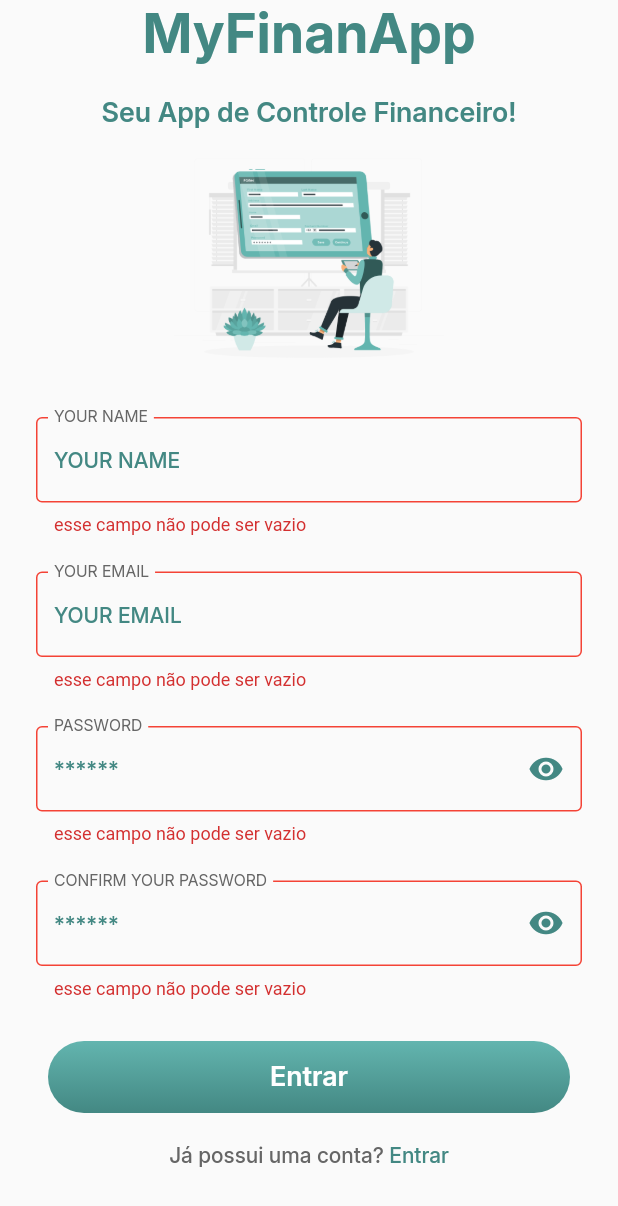
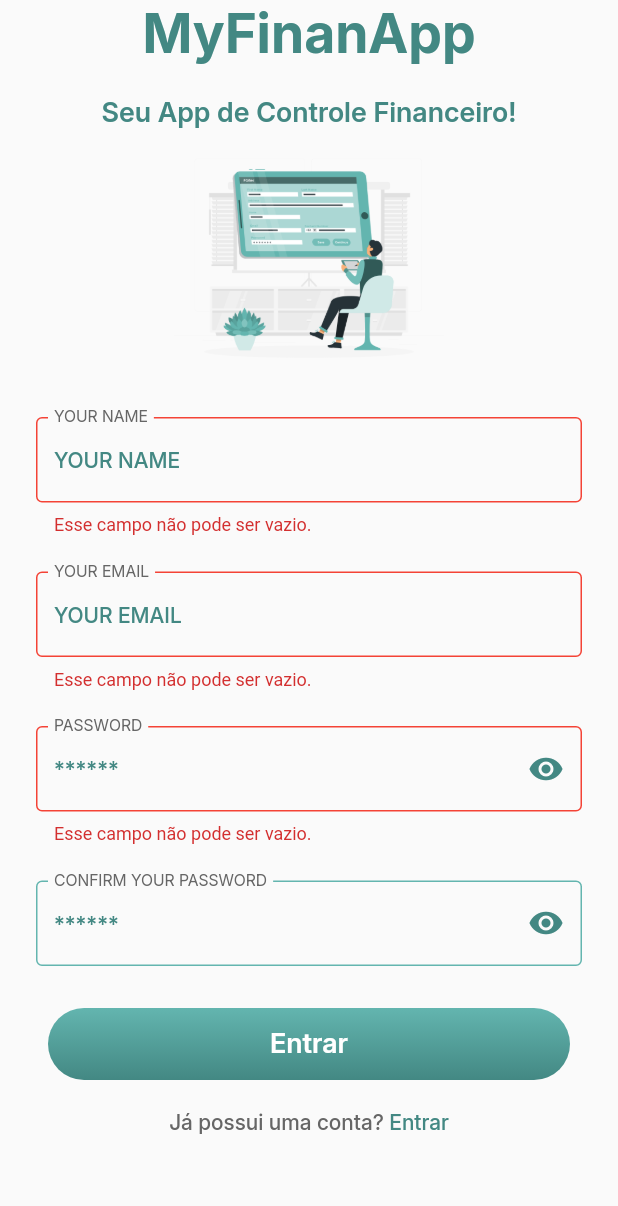
Before and after one commit to Rhayssam/MyFinanControl, a Flutter app: the screen it shows after launch, after a tap on "Entrar", on a phone screen of 412 x 824 dp. Shown: the top 1206 px of the screen. Run offline on Flutter 3.47's test engine with Material 3 defaults, Android fonts, the phone set to English and light mode, and no system bars; our stand-ins replace sqflite, sqflite_common, synchronized; accounts and stored records are empty.

Commit message:
Adding Regex

```diff
--- /dev/null
+++ b/lib/app/core/utils/validator.dart
@@ -0,0 +1,44 @@
+class Validator {
+  Validator._();
+
+  static String? validateName(String? value) {
+    final condition = RegExp(r"^[A-Z]([a-zA-Z]|\.| |-')+$");
+    if (value != null && value.isEmpty) {
+      return 'Esse campo não pode ser vazio.';
+    }
+    if (value != null && !condition.hasMatch(value)) {
+      return 'Nome inválido. Digite um nome válido';
+    }
+    return null;
+  }
+
+  static String? validateEmail(String? value) {
+    final condition = RegExp(r"^[\w-\.]+@([\w-]+\.)+[\w-]{2,4}$");
+    if (value != null && value.isEmpty) {
+      return 'Esse campo não pode ser vazio.';
+    }
+    if (value != null && !condition.hasMatch(value)) {
+      return 'Email inválido. Digite um Email válido';
+    }
+    return null;
+  }
+
+  static String? validatePassword(String? value) {
+    final condition =
+        RegExp(r"^(?=.*\d)(?=.*[a-z])(?=.*[A-Z])(?=.*[a-zA-Z]).{8,}$");
+    if (value != null && value.isEmpty) {
+      return 'Esse campo não pode ser vazio.';
+    }
+    if (value != null && !condition.hasMatch(value)) {
+      return 'Senha inválida. Digite uma senha válida';
+    }
+    return null;
+  }
+
+  static String? validateConfirmPassword(String? first, String? second) {
+    if (first != second) {
+      return 'As senhas devem ser iguais';
+    }
+    return null;
+  }
+}
--- a/lib/app/modules/sign_up/sign_up_page.dart
+++ b/lib/app/modules/sign_up/sign_up_page.dart
@@ -1,6 +1,7 @@
 import 'dart:developer';
 
 import 'package:finan_control/app/core/utils/uppercase_text_formatter.dart';
+import 'package:finan_control/app/core/utils/validator.dart';
 import 'package:finan_control/app/core/widgets/password_form_field.dart';
 import 'package:flutter/material.dart';
 import '../../core/ui/text_styles.dart';
@@ -18,6 +19,7 @@ class SignUpPage extends StatefulWidget {
 
 class _SignUpPageState extends State<SignUpPage> {
   final _formKey = GlobalKey<FormState>();
+  final _passwordController = TextEditingController();
 
   @override
   Widget build(BuildContext context) {
@@ -56,44 +58,26 @@ class _SignUpPageState extends State<SignUpPage> {
                   inputFormatters: [
                     UppercaseTextInputFormatter(),
                   ],
-                  validator: (value) {
-                    if (value != null && value.isEmpty) {
-                      return 'esse campo não pode ser vazio';
-                    }
-                    return null;
-                  },
+                  validator: Validator.validateName,
                 ),
                 CustomTextFormField(
                   labelText: 'your email',
                   hintText: 'YOUR EMAIL',
-                  validator: (value) {
-                    if (value != null && value.isEmpty) {
-                      return 'esse campo não pode ser vazio';
-                    }
-                    return null;
-                  },
+                  validator: Validator.validateEmail,
                 ),
                 PasswordFormField(
+                  controller: _passwordController,
                   labelText: 'password',
                   hintText: '******',
-                  validator: (value) {
-                    if (value != null && value.isEmpty) {
-                      return 'esse campo não pode ser vazio';
-                    }
-                    return null;
-                  },
+                  validator: Validator.validatePassword,
                   helperText:
                       'Deve ter pelo menos 8 caracteres, 1 letra maiúscula e 1 número.',
                 ),
                 PasswordFormField(
                   labelText: 'confirm your password',
                   hintText: '******',
-                  validator: (value) {
-                    if (value != null && value.isEmpty) {
-                      return 'esse campo não pode ser vazio';
-                    }
-                    return null;
-                  },
+                  validator: (value) => Validator.validateConfirmPassword(
+                      value, _passwordController.text),
                 ),
               ],
             ),
```
